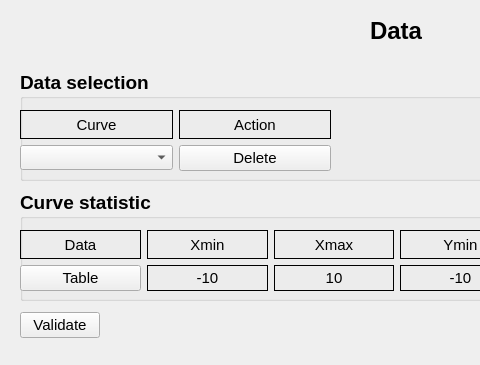
Qt form EditDataWindow_copy.ui (LDemange/design_interface) before a commit; both pictures show x 0 to 480 and y 0 to 365 of the 800 by 365 pixel window.
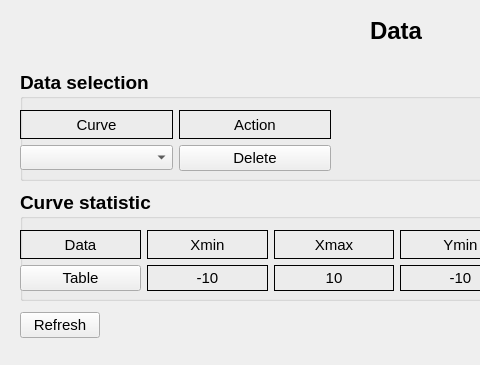
The same form after that commit.

```diff
--- a/EditDataWindow_copy.ui
+++ b/EditDataWindow_copy.ui
@@ -182,7 +182,7 @@
         </font>
        </property>
        <property name="text">
-        <string>Validate</string>
+        <string>Refresh</string>
        </property>
       </widget>
      </item>
```
Left out of the diff: 2 changed lines with no effect on the pictures.
